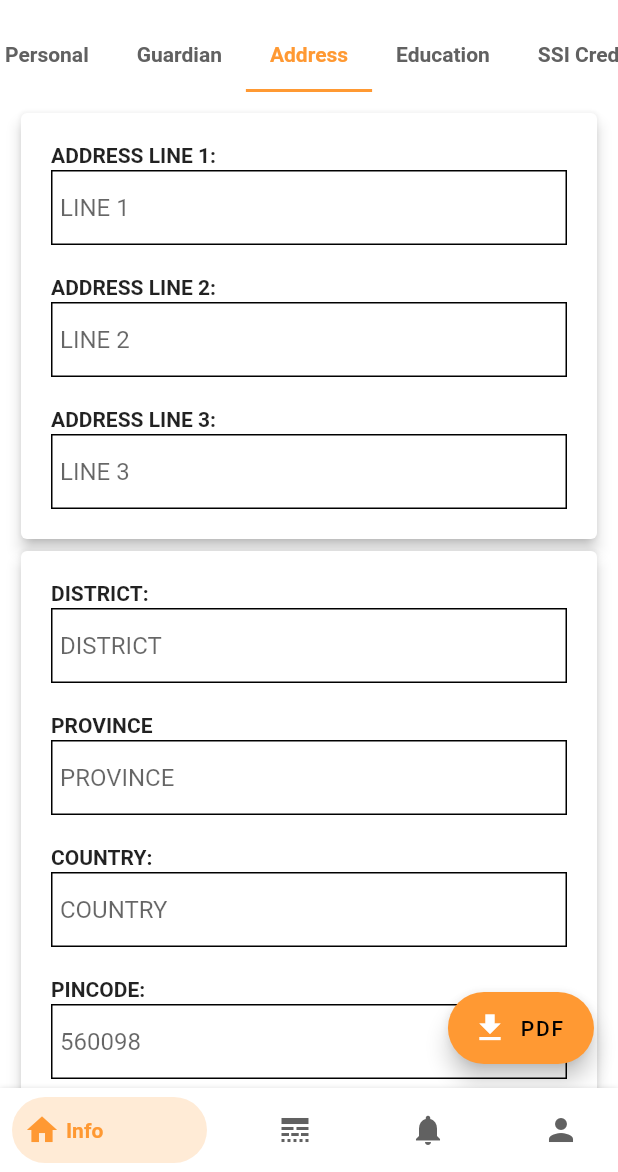
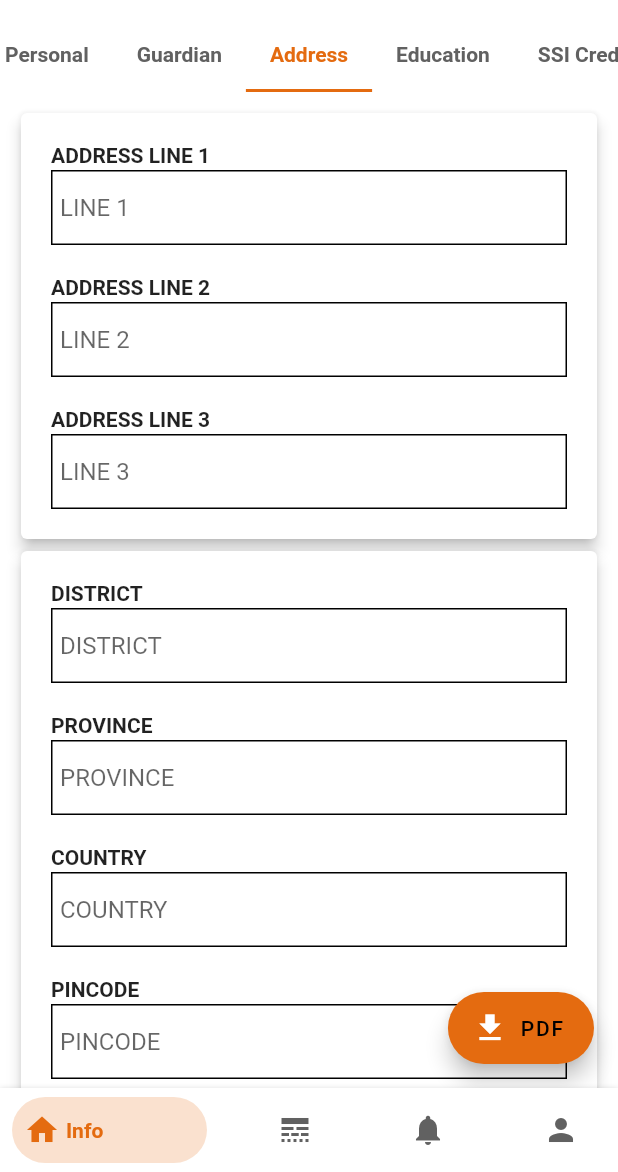
Before and after one commit to prajwal27/birth_register, a Flutter app: the Home screen opened by its route, tab 3 chosen, on a phone screen of 412 x 824 dp, the part 64-1236 px from its top. Run offline on Flutter 3.47's test engine with Material 2 defaults, Android fonts, the phone set to English and light mode, and no system bars; drawn by our look-alikes of bottom_navy_bar; our stand-ins replace animated_text_kit, cloud_firestore, firebase_auth, font_awesome_flutter, google_fonts, google_maps_flutter and 2 more; missing offline and left inert: dart:html; accounts and stored records are empty; Roboto replaces fonts that are missing (nunito); statements that could not run were skipped.

Commit message:
convert local strings to variable in constants

```diff
--- a/lib/ui/screens/birthInformation/address_information_screen.dart
+++ b/lib/ui/screens/birthInformation/address_information_screen.dart
@@ -29,7 +29,7 @@ class _AddressInformationScreenState extends State<AddressInformationScreen> {
                         child: Align(
                           alignment: Alignment.centerLeft,
                           child: Text(
-                            "ADDRESS LINE 1:",
+                            address_line_1,
                             style: TextStyle(fontWeight: FontWeight.bold),
                           ),
                         ),
@@ -49,7 +49,7 @@ class _AddressInformationScreenState extends State<AddressInformationScreen> {
                               readOnly: true,
                               textAlign: TextAlign.start,
                               decoration: new InputDecoration(
-                                hintText: 'LINE 1',
+                                hintText: line_1,
                                 border: InputBorder.none,
 
                               ),
@@ -61,7 +61,7 @@ class _AddressInformationScreenState extends State<AddressInformationScreen> {
                         child: Align(
                           alignment: Alignment.centerLeft,
                           child: Text(
-                            "ADDRESS LINE 2:",
+                            address_line_2,
                             style: TextStyle(fontWeight: FontWeight.bold),
                           ),
                         ),
@@ -81,7 +81,7 @@ class _AddressInformationScreenState extends State<AddressInformationScreen> {
                               readOnly: true,
                               textAlign: TextAlign.start,
                               decoration: new InputDecoration(
-                                hintText: 'LINE 2',
+                                hintText: line_2,
                                 border: InputBorder.none,
 
                               ),
@@ -93,7 +93,7 @@ class _AddressInformationScreenState extends State<AddressInformationScreen> {
                         child: Align(
                           alignment: Alignment.centerLeft,
                           child: Text(
-                            "ADDRESS LINE 3:",
+                            address_line_3,
                             style: TextStyle(fontWeight: FontWeight.bold),
                           ),
                         ),
@@ -113,7 +113,7 @@ class _AddressInformationScreenState extends State<AddressInformationScreen> {
                               readOnly: true,
                               textAlign: TextAlign.start,
                               decoration: new InputDecoration(
-                                hintText: 'LINE 3',
+                                hintText: line_3,
                                 border: InputBorder.none,
 
                               ),
@@ -136,7 +136,7 @@ class _AddressInformationScreenState extends State<AddressInformationScreen> {
                         child: Align(
                           alignment: Alignment.centerLeft,
                           child: Text(
-                            "DISTRICT:",
+                            district,
                             style: TextStyle(fontWeight: FontWeight.bold),
                           ),
                         ),
@@ -156,7 +156,7 @@ class _AddressInformationScreenState extends State<AddressInformationScreen> {
                               readOnly: true,
                               textAlign: TextAlign.start,
                               decoration: new InputDecoration(
-                                hintText: 'DISTRICT',
+                                hintText: district,
                                 border: InputBorder.none,
 
                               ),
@@ -168,7 +168,7 @@ class _AddressInformationScreenState extends State<AddressInformationScreen> {
                         child: Align(
                           alignment: Alignment.centerLeft,
                           child: Text(
-                            "PROVINCE",
+                            province,
                             style: TextStyle(fontWeight: FontWeight.bold),
                           ),
                         ),
@@ -188,7 +188,7 @@ class _AddressInformationScreenState extends State<AddressInformationScreen> {
                               readOnly: true,
                               textAlign: TextAlign.start,
                               decoration: new InputDecoration(
-                                hintText: 'PROVINCE',
+                                hintText: province,
                                 border: InputBorder.none,
 
                               ),
@@ -200,7 +200,7 @@ class _AddressInformationScreenState extends State<AddressInformationScreen> {
                         child: Align(
                           alignment: Alignment.centerLeft,
                           child: Text(
-                            "COUNTRY:",
+                            country,
                             style: TextStyle(fontWeight: FontWeight.bold),
                           ),
                         ),
@@ -220,7 +220,7 @@ class _AddressInformationScreenState extends State<AddressInformationScreen> {
                               readOnly: true,
                               textAlign: TextAlign.start,
                               decoration: new InputDecoration(
-                                hintText: 'COUNTRY',
+                                hintText: country,
                                 border: InputBorder.none,
 
                               ),
@@ -232,7 +232,7 @@ class _AddressInformationScreenState extends State<AddressInformationScreen> {
                         child: Align(
                           alignment: Alignment.centerLeft,
                           child: Text(
-                            "PINCODE:",
+                            pincode,
                             style: TextStyle(fontWeight: FontWeight.bold),
                           ),
                         ),
@@ -252,7 +252,7 @@ class _AddressInformationScreenState extends State<AddressInformationScreen> {
                               readOnly: true,
                               textAlign: TextAlign.start,
                               decoration: new InputDecoration(
-                                hintText: '560098',
+                                hintText: pincode,
                                 border: InputBorder.none,
 
                               ),
@@ -275,7 +275,7 @@ class _AddressInformationScreenState extends State<AddressInformationScreen> {
                         child: Align(
                           alignment: Alignment.centerLeft,
                           child: Text(
-                            "PHONE:",
+                            phone,
                             style: TextStyle(fontWeight: FontWeight.bold),
                           ),
                         ),
@@ -295,7 +295,7 @@ class _AddressInformationScreenState extends State<AddressInformationScreen> {
                               readOnly: true,
                               textAlign: TextAlign.start,
                               decoration: new InputDecoration(
-                                hintText: '9632****17',
+                                hintText: phone,
                                 border: InputBorder.none,
 
                               ),
--- a/lib/ui/screens/boardingView/slider_items.dart
+++ b/lib/ui/screens/boardingView/slider_items.dart
@@ -15,12 +15,12 @@ class SlideItem extends StatelessWidget {
 
   @override
   Widget build(BuildContext context) {
+
     onPressed (){
       prefs.setBool('seen', true);
       Navigator.of(context).pushReplacementNamed("/root");
-      /*Navigator.pushReplacement(context, MaterialPageRoute(builder: (_) {
-        return SignInPage();
-      }));    */}
+    }
+
     return Column(
       crossAxisAlignment: CrossAxisAlignment.center,
       mainAxisAlignment: MainAxisAlignment.center,
--- a/lib/ui/screens/boardingView/slider_view.dart
+++ b/lib/ui/screens/boardingView/slider_view.dart
@@ -24,6 +24,7 @@ class _SliderLayoutViewState extends State<SliderLayoutView> {
   @override
   void initState() {
     super.initState();
+    //TODO: automatic movement of onboard screen.
    /* Timer.periodic(Duration(seconds: 5), (Timer timer) {
       if (_currentPage < 2) {
         setState(() {
@@ -52,11 +53,8 @@ class _SliderLayoutViewState extends State<SliderLayoutView> {
   }
 
   void onPressed(){
-    widget.prefs.setBool('seen', true);
+    widget.prefs.setBool(seen, true);
     Navigator.of(context).pushReplacementNamed("/root");
-    /*Navigator.pushN(context, MaterialPageRoute(builder: (_) {
-        return SignInPage();
-    }));*/
   }
 
   @override
--- a/lib/ui/screens/main_screen.dart
+++ b/lib/ui/screens/main_screen.dart
@@ -4,9 +4,13 @@ import 'package:birth_register/ui/screens/Notifications/notifications.dart';
 import 'package:birth_register/ui/screens/Profile/profile.dart';
 import 'package:birth_register/utils/constants.dart';
 import 'package:bottom_navy_bar/bottom_navy_bar.dart';
+import 'package:firebase_auth/firebase_auth.dart';
 import 'package:flutter/material.dart';
 
 class Home extends StatefulWidget {
+  final FirebaseUser firebaseUser;
+
+  Home({this.firebaseUser});
   @override
   _HomeState createState() => _HomeState();
 }
@@ -19,6 +23,7 @@ class _HomeState extends State<Home> {
   @override
   void initState() {
     super.initState();
+    print(widget.firebaseUser);
     _pageController = PageController();
   }
 
@@ -49,14 +54,14 @@ class _HomeState extends State<Home> {
               activeColor: korange,
               inactiveColor: kgreyDark,
               title: Text(
-                "Info",
+                info,
                 style: TextStyle(fontFamily: "nunito"),
               ),
             ),
             BottomNavyBarItem(
               icon: Icon(Icons.line_style),
               title: Text(
-                "Dashboard",
+                dashboard,
                 style: TextStyle(fontFamily: "nunito"),
               ),
               inactiveColor: kgreyDark,
@@ -65,7 +70,7 @@ class _HomeState extends State<Home> {
             BottomNavyBarItem(
               icon: Icon(Icons.notifications),
               title: Text(
-                "Notifications",
+                notifications,
                 style: TextStyle(fontFamily: "nunito"),
               ),
               inactiveColor: kgreyDark,
@@ -74,7 +79,7 @@ class _HomeState extends State<Home> {
             BottomNavyBarItem(
               icon: Icon(Icons.person),
               title: Text(
-                "Profile",
+                profile,
                 style: TextStyle(fontFamily: "nunito"),
               ),
               inactiveColor: kgreyDark,
--- a/lib/ui/screens/notifications/notifications.dart
+++ b/lib/ui/screens/notifications/notifications.dart
@@ -17,7 +17,7 @@ class _NotificationsState extends State<Notifications> {
         backgroundColor: kwhite,
         appBar: AppBar(
           backgroundColor: kwhite,
-          title: BoldText("Notifications", 25, kblack),
+          title: BoldText(notifications, 25, kblack),
           centerTitle: true,
           elevation: 2,
         ),
--- a/lib/ui/screens/splash_screen.dart
+++ b/lib/ui/screens/splash_screen.dart
@@ -1,6 +1,5 @@
 import 'package:animated_text_kit/animated_text_kit.dart';
 import 'package:birth_register/ui/screens/BoardingView/on_boarding_screen.dart';
-import 'package:birth_register/ui/screens/root_screen.dart';
 import 'package:flutter/cupertino.dart';
 import 'package:flutter/material.dart';
 import 'package:birth_register/utils/constants.dart';
@@ -34,7 +33,7 @@ class _SplashScreenState extends State<SplashScreen> {
               ),
               SizedBox(height: 50),
               TypewriterAnimatedTextKit(
-                text: ["BirthInfo"],
+                text: [app_name],
                 textStyle: TextStyle(fontSize: 30.0,color: korange,fontFamily: "nunito"),
                 speed: Duration(milliseconds: 150),
               )
--- a/lib/utils/constants.dart
+++ b/lib/utils/constants.dart
@@ -1,9 +1,13 @@
-//WalkThrough
+import 'dart:html';
+
 import 'package:flutter/cupertino.dart';
 import 'package:flutter/material.dart';
 
-final korange= const Color(0xFFFF9933);
-final korangelite = const Color(0xFFFFBE83);
+/*final korange= const Color(0xFFFF9933);
+final korangelite = const Color(0xFFFFBE83);*/
+final korange= const Color(0xffe46b10);
+final korangelite = const Color(0xfffbb448);
+
 final kwhite = const Color(0xFFFFFFFF);
 final kdarkBlue= const Color(0xFF333366);
 final kblack = const Color(0xFF000000);
@@ -23,11 +27,48 @@ const String SLIDER_HEADING_1 = "Fast Travel!";
 const String SLIDER_HEADING_2 = "Easy to Use!";
 const String SLIDER_HEADING_3 = "Safest Option";
 const String SLIDER_DESC = "Live the best and easiest traveling experience with us,the fastest and most reliable option you can ever find.";
+const String seen = "seen";
 
+//Login Page
+const String login_phone = "Log in with Phone";
+const String dont_have_account = "Don\'t have an account ?";
+const String register = "Register";
+const String forgot_password = "Forgot Password ?";
+const String login_fail = "Login failed";
+const String login = "Login";
+const String back = "Back";
+
+//SignUp Page
+const String already_have_account = "Already have an account ?";
 const String test_email = "abc@gmail.com";
 const String test_password = "123456";
 const String label_email = "Email Id";
 const String label_password = "Password";
 const String app_name = "BirthInfo";
+const String register_now = "Register Now";
+const String username = 'Username';
+const String email_id = 'Email id';
+const String password  = 'password';
 
-const Color oranges = Color(0xfffbb448);
+//Main Screen
+const String dashboard = "Dashboard";
+const String notifications = "Notifications";
+const String profile = "Profile";
+const String info = "Info";
+const String birthInformation = "Birth Informmation";
+
+//Address Information Screen
+const String address_line_1 = "ADDRESS LINE 1";
+const String line_1 = "LINE 1";
+const String address_line_2 = "ADDRESS LINE 2";
+const String line_2 = "LINE 2";
+const String address_line_3 = "ADDRESS LINE 3";
+const String line_3 = "LINE 3";
+const String district = "DISTRICT";
+const String province = "PROVINCE";
+const String country = "COUNTRY";
+const String pincode = "PINCODE";
+const phone = "PHONE";
+
+
+//const Color oranges = Color(0xfffbb448);
```
Also changed, not shown: lib/ui/screens/authentication/login_page.dart (+8 -41 lines), lib/ui/screens/authentication/signup_page.dart (+8 -18 lines).
